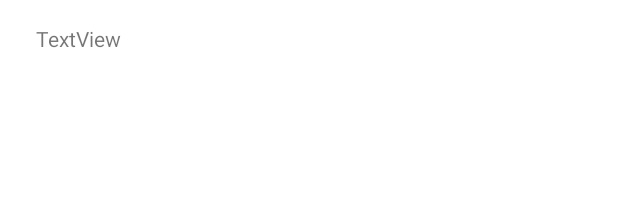
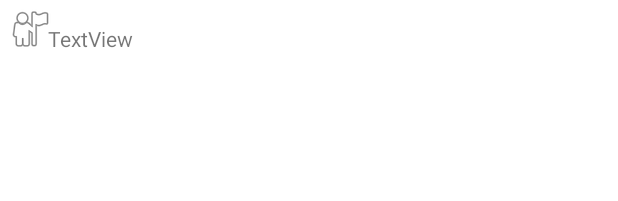
Before and after one commit to Jagveer-Sangha/CP470-Project, an Android app: the layout activity_goals_list_items.xml on its own in the app's theme, with its tools: preview values and no code run, on a phone screen of 412 x 824 dp. Shown: the top 201 px of the screen. Run offline under Robolectric (Android 15) with nearby library versions, the phone set to English and light mode, and no system bars.

Commit message:
added an image for entries

```diff
--- a/app/src/main/res/layout/activity_goals_list_items.xml
+++ b/app/src/main/res/layout/activity_goals_list_items.xml
@@ -7,11 +7,20 @@
 
     <TextView
         android:id="@+id/goalText"
-        android:layout_width="371dp"
-        android:layout_height="0dp"
-        android:layout_marginStart="24dp"
+        android:layout_width="387dp"
+        android:layout_height="19dp"
+        android:layout_marginStart="32dp"
         android:layout_marginTop="16dp"
         android:text="TextView"
         app:layout_constraintStart_toStartOf="parent"
         app:layout_constraintTop_toTopOf="parent" />
+
+    <ImageView
+        android:id="@+id/imageView"
+        android:layout_width="wrap_content"
+        android:layout_height="wrap_content"
+        android:layout_marginEnd="376dp"
+        app:layout_constraintBottom_toBottomOf="@+id/goalText"
+        app:layout_constraintEnd_toEndOf="parent"
+        app:srcCompat="@android:drawable/ic_menu_myplaces" />
 </androidx.constraintlayout.widget.ConstraintLayout>
```
